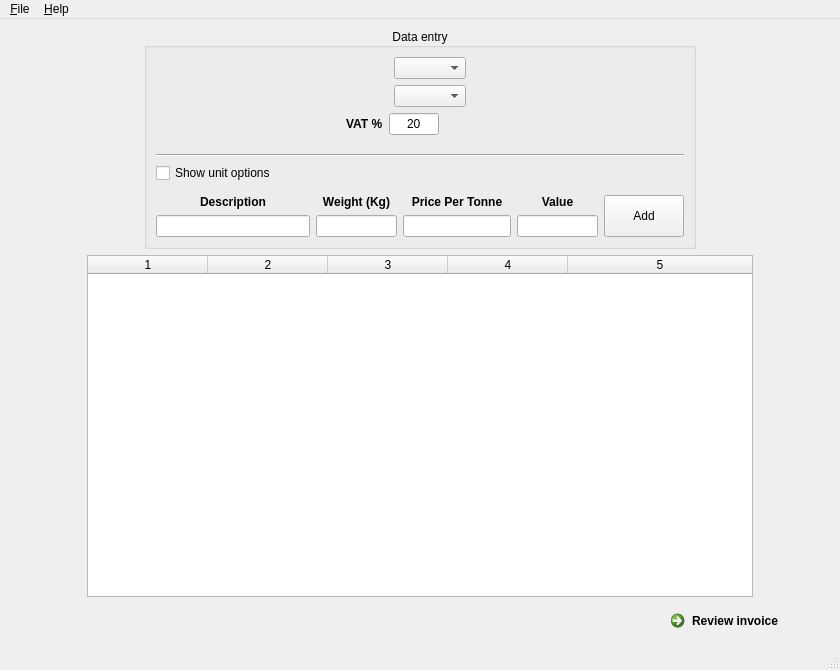
Qt form main_program/gui_interface_designs/invoice_window_design.ui (yimenhfeifei/josm-invoice) before a commit.
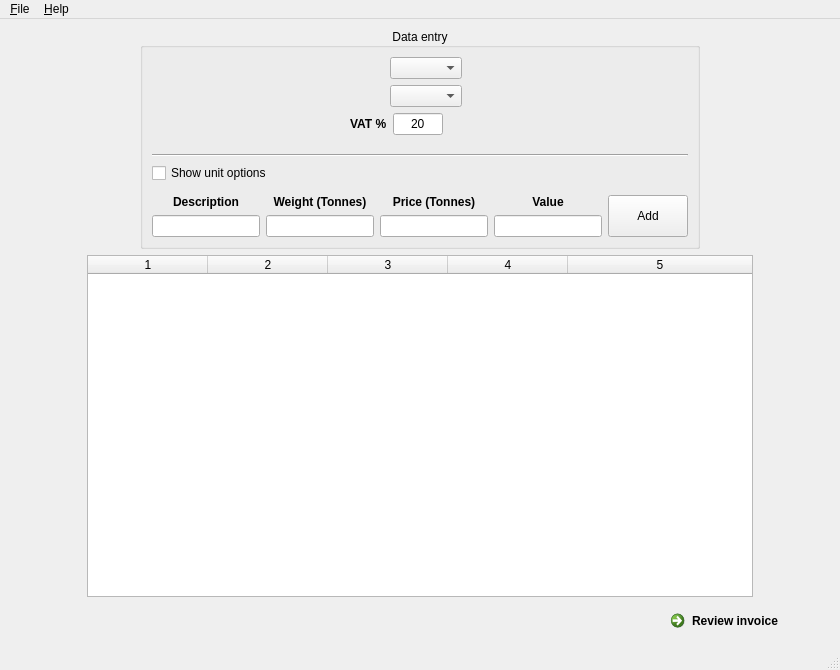
The same form after that commit. Custom widgets are drawn as their Qt base class.

Commit message: Added ability to toggle auto calculation of payload value. Tweaked regular expression maximum lengths. Tweaked file menu order. Added statusbar indicator.

Patch:
```diff
--- a/main_program/gui_interface_designs/invoice_window_design.ui
+++ b/main_program/gui_interface_designs/invoice_window_design.ui
@@ -242,6 +242,12 @@
             <layout class="QHBoxLayout" name="horizontalLayout">
              <item>
               <layout class="QVBoxLayout" name="verticalLayout">
+               <property name="spacing">
+                <number>6</number>
+               </property>
+               <property name="rightMargin">
+                <number>0</number>
+               </property>
                <item>
                 <widget class="QLabel" name="label">
                  <property name="text">
@@ -264,6 +270,12 @@
                    <verstretch>0</verstretch>
                   </sizepolicy>
                  </property>
+                 <property name="maximumSize">
+                  <size>
+                   <width>230</width>
+                   <height>16777215</height>
+                  </size>
+                 </property>
                  <property name="toolTip">
                   <string>Description limited to 26 characters. Reg. must be in parentheses (WK55XPF)</string>
                  </property>
@@ -289,7 +301,7 @@
 &lt;html&gt;&lt;head&gt;&lt;meta name=&quot;qrichtext&quot; content=&quot;1&quot; /&gt;&lt;style type=&quot;text/css&quot;&gt;
 p, li { white-space: pre-wrap; }
 &lt;/style&gt;&lt;/head&gt;&lt;body style=&quot; font-family:'Sans Serif'; font-size:9pt; font-weight:400; font-style:normal;&quot;&gt;
-&lt;p style=&quot; margin-top:0px; margin-bottom:0px; margin-left:0px; margin-right:0px; -qt-block-indent:0; text-indent:0px;&quot;&gt;&lt;span style=&quot; font-weight:600;&quot;&gt;Weight (Kg)&lt;/span&gt;&lt;/p&gt;&lt;/body&gt;&lt;/html&gt;</string>
+&lt;p style=&quot; margin-top:0px; margin-bottom:0px; margin-left:0px; margin-right:0px; -qt-block-indent:0; text-indent:0px;&quot;&gt;&lt;span style=&quot; font-weight:600;&quot;&gt;Weight (Tonnes)&lt;/span&gt;&lt;/p&gt;&lt;/body&gt;&lt;/html&gt;</string>
                  </property>
                  <property name="alignment">
                   <set>Qt::AlignCenter</set>
@@ -306,7 +318,7 @@
                  </property>
                  <property name="maximumSize">
                   <size>
-                   <width>81</width>
+                   <width>111</width>
                    <height>25</height>
                   </size>
                  </property>
@@ -332,7 +344,7 @@
 &lt;html&gt;&lt;head&gt;&lt;meta name=&quot;qrichtext&quot; content=&quot;1&quot; /&gt;&lt;style type=&quot;text/css&quot;&gt;
 p, li { white-space: pre-wrap; }
 &lt;/style&gt;&lt;/head&gt;&lt;body style=&quot; font-family:'Sans Serif'; font-size:9pt; font-weight:400; font-style:normal;&quot;&gt;
-&lt;p style=&quot; margin-top:0px; margin-bottom:0px; margin-left:0px; margin-right:0px; -qt-block-indent:0; text-indent:0px;&quot;&gt;&lt;span style=&quot; font-weight:600;&quot;&gt;Price Per Tonne&lt;/span&gt;&lt;/p&gt;&lt;/body&gt;&lt;/html&gt;</string>
+&lt;p style=&quot; margin-top:0px; margin-bottom:0px; margin-left:0px; margin-right:0px; -qt-block-indent:0; text-indent:0px;&quot;&gt;&lt;span style=&quot; font-weight:600;&quot;&gt;Price (Tonnes)&lt;/span&gt;&lt;/p&gt;&lt;/body&gt;&lt;/html&gt;</string>
                  </property>
                  <property name="alignment">
                   <set>Qt::AlignCenter</set>
@@ -392,7 +404,7 @@
                  </property>
                  <property name="maximumSize">
                   <size>
-                   <width>81</width>
+                   <width>111</width>
                    <height>16777215</height>
                   </size>
                  </property>
```
Left out of the diff: 11 changed lines with no effect on the pictures. The commit also changes 5 other files.
